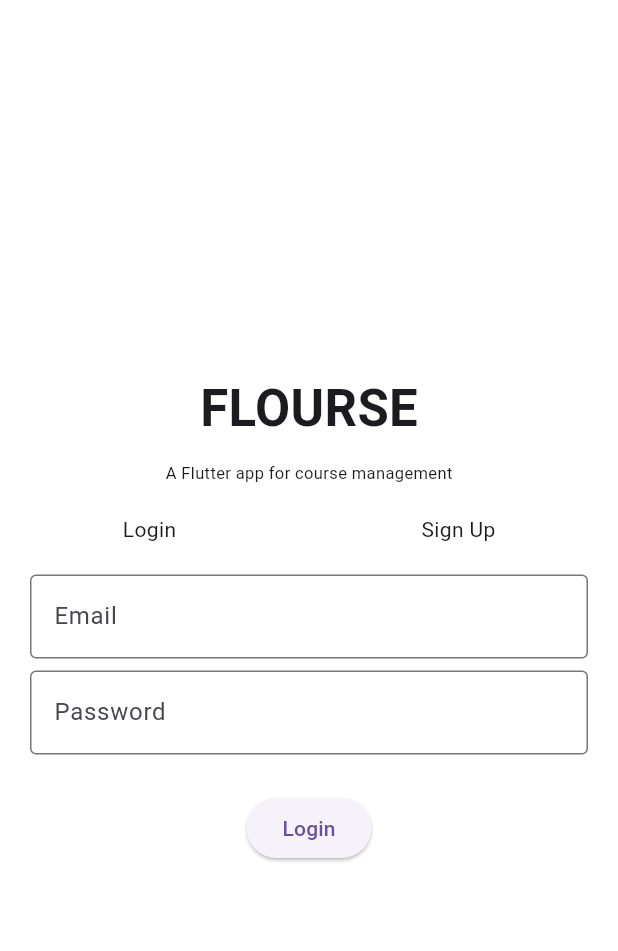
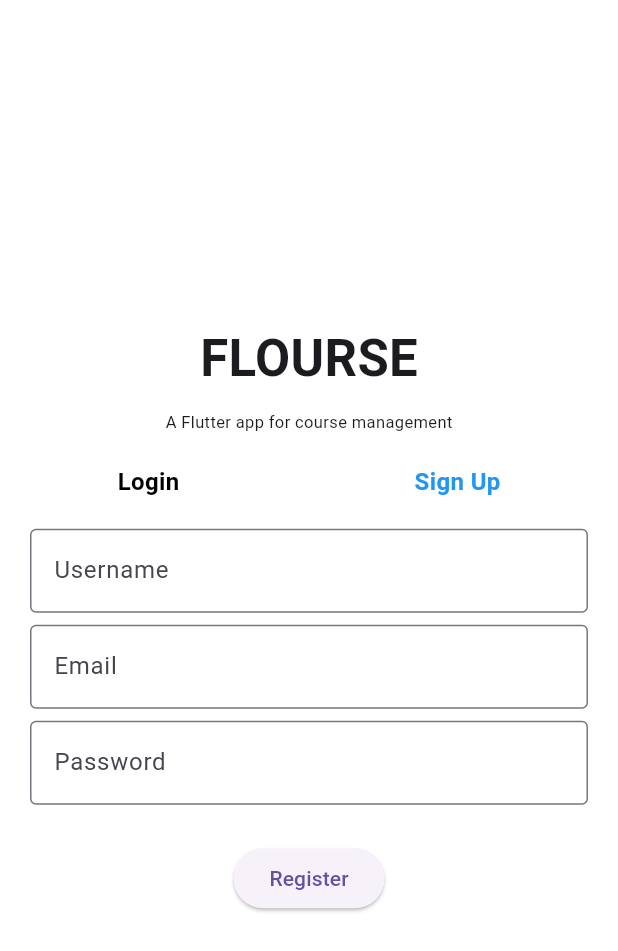
Before and after one commit to Alejorotp/flourse, a Flutter app: the LoginPage screen opened by its route, after a tap on "Sign Up", on a phone screen of 412 x 824 dp. Shown: the top 951 px of the screen. Run offline on Flutter 3.47's test engine with Material 3 defaults, Android fonts, the light colour scheme and no system bars; our stand-ins replace get.

Commit message:
GetX integrated
Now we have login and register in the same page, all integrated with getX and a home page of an example

```diff
--- /dev/null
+++ b/lib/controllers/auth_controller.dart
@@ -0,0 +1,72 @@
+import 'package:get/get.dart';
+
+class AuthController extends GetxController {
+  // Estado
+  var isLogin = true.obs; // alterna entre login y registro
+  var userName = ''.obs;
+  var email = ''.obs;
+  var password = ''.obs;
+
+  // Simulación de base de datos en memoria
+  final _fakeUsers = <String, String>{}; // email: password
+  final _fakeNames = <String, String>{}; // email: name
+
+  // Cambiar entre login y registro
+  void toggleForm() {
+    isLogin.value = !isLogin.value;
+  }
+
+  String? validateFields(String mail, String pass, {String? name}) {
+    if (mail.trim().isEmpty || pass.trim().isEmpty) {
+      return "El email y la contraseña no pueden estar vacíos";
+    }
+    if (name != null && name.trim().isEmpty) {
+      return "El nombre de usuario no puede estar vacío";
+    }
+    return null;
+  }
+
+  // Registro
+  String? register(String name, String mail, String pass) {
+    String? validationError = validateFields(mail, pass, name: name);
+    if (validationError != null) {
+      return validationError;
+    }
+
+    if (_fakeUsers.containsKey(mail)) {
+      return "El usuario ya existe";
+    }
+    _fakeUsers[mail] = pass;
+    _fakeNames[mail] = name;
+    userName.value = name;
+    email.value = mail;
+    password.value = pass;
+    return null; // éxito
+  }
+
+  // Login
+  String? login(String mail, String pass) {
+    String? validationError = validateFields(mail, pass);
+    if (validationError != null) {
+      return validationError;
+    }
+
+    if (!_fakeUsers.containsKey(mail)) {
+      return "Usuario no encontrado";
+    }
+    if (_fakeUsers[mail] != pass) {
+      return "Contraseña incorrecta";
+    }
+    userName.value = _fakeNames[mail] ?? "";
+    email.value = mail;
+    password.value = pass;
+    return null; // éxito
+  }
+
+  // Cerrar sesión
+  void logout() {
+    userName.value = '';
+    email.value = '';
+    password.value = '';
+  }
+}
--- a/lib/pages/login.dart
+++ b/lib/pages/login.dart
@@ -1,20 +1,20 @@
 import 'package:flutter/material.dart';
+import 'package:get/get.dart';
+import 'package:flourse/controllers/auth_controller.dart';
 
-class LoginPage extends StatefulWidget {
+class LoginPage extends StatelessWidget {
   static const String id = '/login';
   const LoginPage({super.key});
 
   @override
-  State<LoginPage> createState() => _LoginPageState();
-}
+  Widget build(BuildContext context) {
+    final auth = Get.find<AuthController>();
 
-class _LoginPageState extends State<LoginPage> {
-  @override
-  Widget build(BuildContext context) {
     return Scaffold(
       backgroundColor: Colors.white,
       body: Center(
-        child: Column(
+        child: Obx(
+          () => Column(
             mainAxisAlignment: MainAxisAlignment.center,
             children: [
               Text(
@@ -31,57 +31,94 @@ class _LoginPageState extends State<LoginPage> {
                 mainAxisAlignment: MainAxisAlignment.spaceAround,
                 children: [
                   GestureDetector(
-                  onTap: () {
-                    // Handle login tap
-                  },
-                  child: Text("Login"),
+                    onTap: () => auth.isLogin.value = true,
+                    child: Text(
+                      "Login",
+                      style: TextStyle(
+                        fontSize: 16,
+                        fontWeight: FontWeight.bold,
+                        color: auth.isLogin.value ? Colors.blue : Colors.black,
+                      ),
+                    ),
                   ),
                   GestureDetector(
-                  onTap: () {
-                    // Handle sign up tap
-                  },
-                  child: Text("Sign Up"),
-                )
+                    onTap: () => auth.isLogin.value = false,
+                    child: Text(
+                      "Sign Up",
+                      style: TextStyle(
+                        fontSize: 16,
+                        fontWeight: FontWeight.bold,
+                        color: auth.isLogin.value ? Colors.black : Colors.blue,
+                      ),
+                    ),
+                  ),
                 ],
               ),
               SizedBox(height: 20),
-            _textFieldEmail(),
+              if (!auth.isLogin.value) ...[
+                _textFieldUsername(auth),
                 SizedBox(height: 8),
-            _textFieldPassword(),
+              ],
+              _textFieldEmail(auth),
+              SizedBox(height: 8),
+              _textFieldPassword(auth),
               SizedBox(height: 25),
-            _buttonLogReg(),
+              _buttonLogReg(auth),
             ],
+          ),
         ),
       ),
     );
   }
 
-  Widget _textFieldEmail() {
+  Widget _textFieldUsername(final auth) {
+    return _TextFieldGeneral(
+      labelText: "Username",
+      onChanged: (v) => auth.userName.value = v,
+    );
+  }
+
+  Widget _textFieldEmail(final auth) {
     return _TextFieldGeneral(
       labelText: "Email",
-      onChanged: (value) {
-        // Handle email change
-      },
+      onChanged: (value) => auth.email.value = value,
       keyboardType: TextInputType.emailAddress,
     );
   }
 
-  Widget _textFieldPassword() {
+  Widget _textFieldPassword(final auth) {
     return _TextFieldGeneral(
       labelText: "Password",
-      onChanged: (value) {
-        // Handle password change
-      },
+      onChanged: (value) => auth.password.value = value,
       obscureText: true,
     );
   }
 
-  Widget _buttonLogReg() {
-    return ElevatedButton(
+  Widget _buttonLogReg(final auth) {
+    return Obx(
+      () => ElevatedButton(
         onPressed: () {
-        // Handle login or registration button press
+          String? error;
+          if (auth.isLogin.value) {
+            error = auth.login(auth.email.value, auth.password.value);
+          } else {
+            error = auth.register(
+              auth.userName.value,
+              auth.email.value,
+              auth.password.value,
+            );
+          }
+
+          if (error == null) {
+            // Éxito → ir a home
+            Get.offNamed('/home');
+          } else {
+            // Mostrar error
+            Get.snackbar("Error", error, snackPosition: SnackPosition.BOTTOM);
+          }
         },
-      child: Text("Login"),
+        child: Text(auth.isLogin.value ? "Login" : "Register"),
+      ),
     );
   }
 }
--- a/pubspec.yaml
+++ b/pubspec.yaml
@@ -9,6 +9,7 @@ environment:
 dependencies:
   flutter:
     sdk: flutter
+  get: ^4.7.2
 
 dev_dependencies:
   flutter_test:
```
Also changed, not shown: lib/main.dart (+9 -2 lines), lib/pages/home.dart (added, +50 -0 lines), pubspec.lock. Lines whose indentation alone changed are shown as unchanged.
